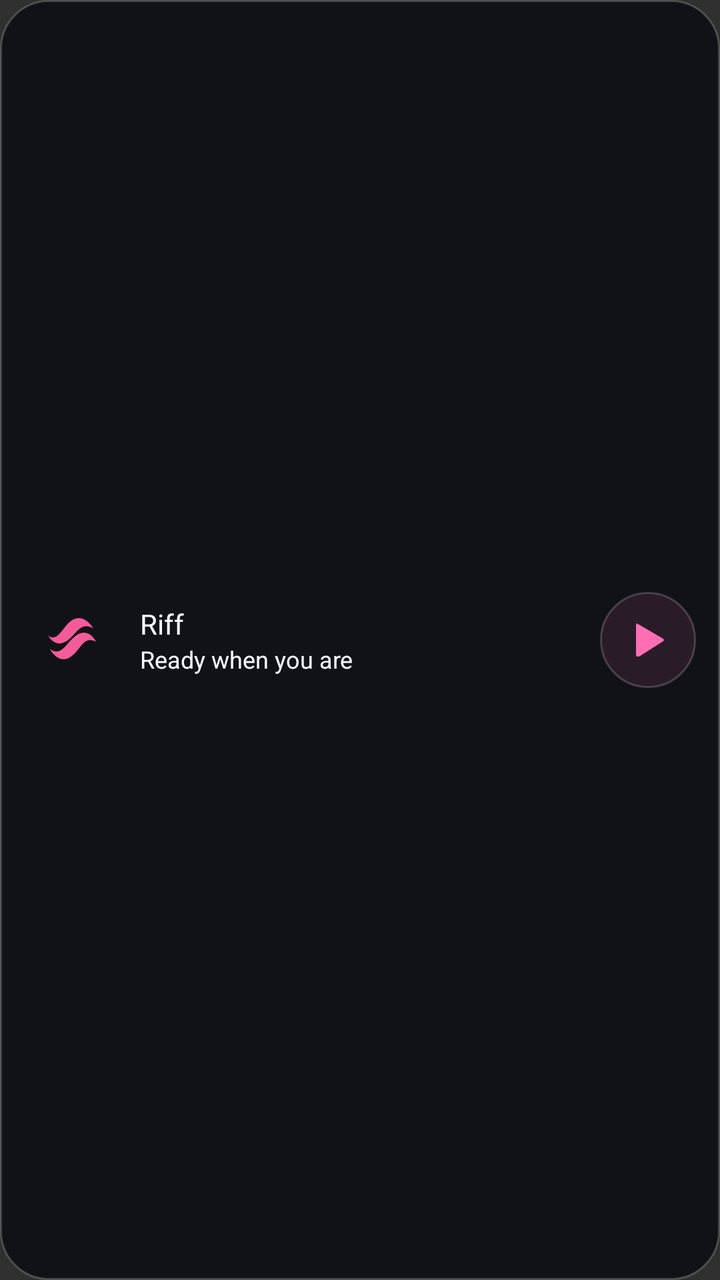
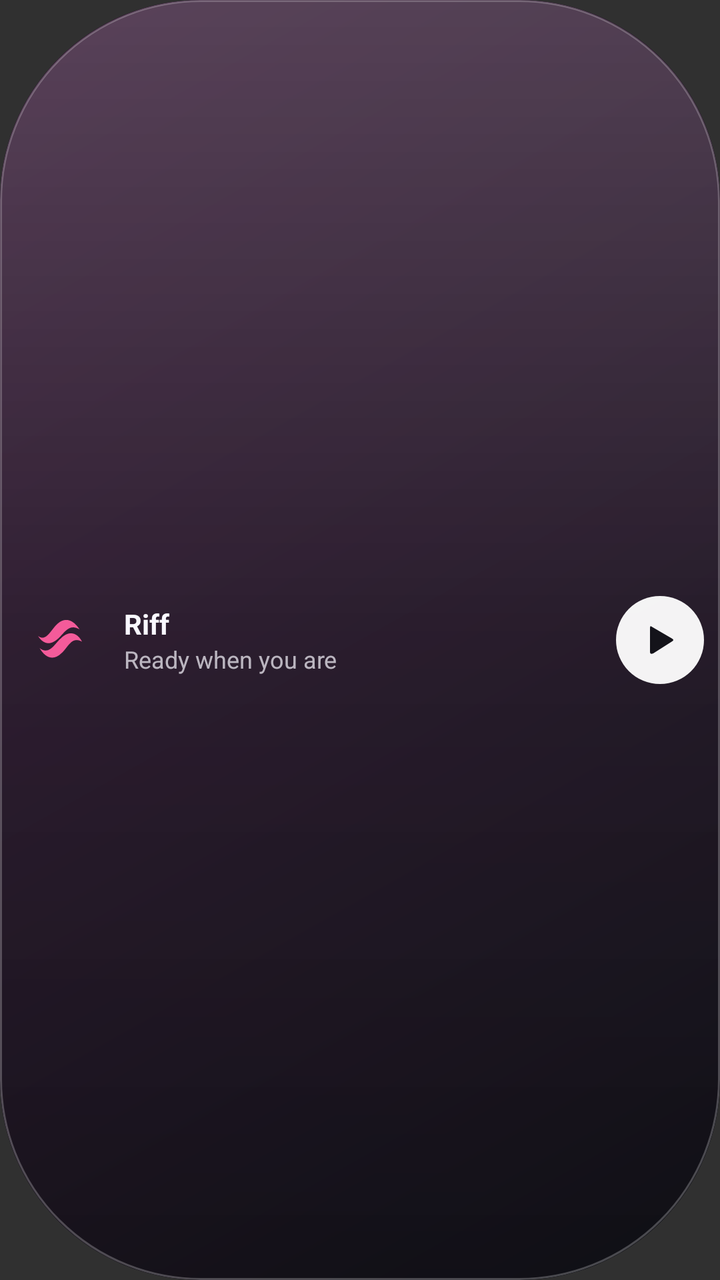

An Android layout rendered at two revisions. The XML below is the earlier revision; the diff shows what the commit changed to produce the second picture.
<!-- AndroidManifest.xml: application theme android:Theme.Material.NoActionBar -->
<!-- res/layout/widget_compact.xml -->
<LinearLayout xmlns:android="http://schemas.android.com/apk/res/android" android:id="@+id/widget_root" android:layout_width="match_parent" android:layout_height="match_parent" android:orientation="horizontal" android:gravity="center" android:padding="12dp" android:background="@drawable/widget_background"><ImageView android:id="@+id/widget_art" android:layout_width="48dp" android:layout_height="48dp" android:scaleType="centerCrop" android:contentDescription="@string/widget_artwork" android:src="@drawable/ic_launcher_foreground" /><LinearLayout android:layout_width="0dp" android:layout_height="wrap_content" android:layout_weight="1" android:orientation="vertical" android:paddingHorizontal="10dp"><TextView android:id="@+id/widget_title" android:layout_width="match_parent" android:layout_height="wrap_content" android:text="@string/app_name" android:textColor="#F9F8FF" android:textSize="14sp" android:gravity="start" android:maxLines="1" android:ellipsize="end" /><TextView android:id="@+id/widget_artist" android:layout_width="match_parent" android:layout_height="wrap_content" android:text="@string/ready_when_you_are" android:textColor="#F9F8FF" android:textSize="12sp" android:gravity="start" android:maxLines="1" android:ellipsize="end" /></LinearLayout><ImageButton android:id="@+id/widget_toggle" android:layout_width="48dp" android:layout_height="48dp" android:background="@drawable/widget_button" android:padding="10dp" android:src="@drawable/widget_toggle" android:contentDescription="@string/widget_toggle" /></LinearLayout>
<!-- resources referenced by this layout -->
<resources>
  <!-- drawable ic_launcher_foreground (drawable) -->
  <?xml version="1.0" encoding="utf-8"?>
  <vector xmlns:android="http://schemas.android.com/apk/res/android"
      android:width="108dp"
      android:height="108dp"
      android:viewportWidth="108"
      android:viewportHeight="108">
      <path
          android:fillColor="#F45B9A"
          android:pathData="M27,49 C37,57 43,41 51,34 C61,25 71,30 78,41 C66,34 61,43 53,51 C43,61 34,60 27,49 Z M29,64 C41,73 47,59 55,52 C66,41 76,46 81,56 C68,49 64,63 56,70 C46,80 36,76 29,64 Z" />
  </vector>
  <!-- drawable widget_background (drawable) -->
  <shape xmlns:android="http://schemas.android.com/apk/res/android"><solid android:color="#F2101117"/><corners android:radius="24dp"/><stroke android:width="1dp" android:color="#30FFFFFF"/></shape>
  <!-- drawable widget_button (drawable) -->
  <shape xmlns:android="http://schemas.android.com/apk/res/android"><solid android:color="#1AFF6DB2"/><corners android:radius="24dp"/><stroke android:width="1dp" android:color="#30FFFFFF"/></shape>
  <!-- drawable widget_toggle (drawable) -->
  <vector xmlns:android="http://schemas.android.com/apk/res/android" android:width="24dp" android:height="24dp" android:viewportWidth="24" android:viewportHeight="24"><path android:fillColor="#FF6DB2" android:pathData="M7,4Q6,3 6,5L6,19Q6,21 8,20L19,13Q21,12 19,11Z"/></vector>
  <string name="app_name">Riff</string>
  <string name="ready_when_you_are">Ready when you are</string>
  <string name="widget_artwork">Open Riff</string>
  <string name="widget_toggle">Play or pause</string>
</resources>

<!-- the commit's change to res/layout/widget_compact.xml (unified diff, before → after) -->
@@ -1 +1 @@
-<LinearLayout xmlns:android="http://schemas.android.com/apk/res/android" android:id="@+id/widget_root" android:layout_width="match_parent" android:layout_height="match_parent" android:orientation="horizontal" android:gravity="center" android:padding="12dp" android:background="@drawable/widget_background"><ImageView android:id="@+id/widget_art" android:layout_width="48dp" android:layout_height="48dp" android:scaleType="centerCrop" android:contentDescription="@string/widget_artwork" android:src="@drawable/ic_launcher_foreground" /><LinearLayout android:layout_width="0dp" android:layout_height="wrap_content" android:layout_weight="1" android:orientation="vertical" android:paddingHorizontal="10dp"><TextView android:id="@+id/widget_title" android:layout_width="match_parent" android:layout_height="wrap_content" android:text="@string/app_name" android:textColor="#F9F8FF" android:textSize="14sp" android:gravity="start" android:maxLines="1" android:ellipsize="end" /><TextView android:id="@+id/widget_artist" android:layout_width="match_parent" android:layout_height="wrap_content" android:text="@string/ready_when_you_are" android:textColor="#F9F8FF" android:textSize="12sp" android:gravity="start" android:maxLines="1" android:ellipsize="end" /></LinearLayout><ImageButton android:id="@+id/widget_toggle" android:layout_width="48dp" android:layout_height="48dp" android:background="@drawable/widget_button" android:padding="10dp" android:src="@drawable/widget_toggle" android:contentDescription="@string/widget_toggle" /></LinearLayout>
+<FrameLayout xmlns:android="http://schemas.android.com/apk/res/android" android:id="@+id/widget_root" android:layout_width="match_parent" android:layout_height="match_parent" android:background="@drawable/widget_pill" android:clipToOutline="true"><ImageView android:id="@+id/widget_backdrop" android:layout_width="match_parent" android:layout_height="match_parent" android:scaleType="centerCrop" android:src="@drawable/widget_backdrop_idle" android:importantForAccessibility="no"/><LinearLayout android:layout_width="match_parent" android:layout_height="match_parent" android:orientation="horizontal" android:gravity="center_vertical" android:paddingHorizontal="8dp" android:background="@drawable/widget_glass_sheen_pill"><ImageView android:id="@+id/widget_art" android:layout_width="44dp" android:layout_height="44dp" android:scaleType="centerCrop" android:contentDescription="@string/widget_artwork" android:src="@drawable/ic_launcher_foreground" /><LinearLayout android:layout_width="0dp" android:layout_height="wrap_content" android:layout_weight="1" android:orientation="vertical" android:paddingHorizontal="10dp"><TextView android:id="@+id/widget_title" android:layout_width="match_parent" android:layout_height="wrap_content" android:text="@string/app_name" android:textColor="#F9F8FF" android:textSize="14sp" android:maxLines="1" android:ellipsize="end" android:textStyle="bold" /><TextView android:id="@+id/widget_artist" android:layout_width="match_parent" android:layout_height="wrap_content" android:text="@string/ready_when_you_are" android:textColor="#B3F9F8FF" android:textSize="12sp" android:maxLines="1" android:ellipsize="end" /></LinearLayout><ImageButton android:id="@+id/widget_toggle" android:layout_width="44dp" android:layout_height="44dp" android:background="@drawable/widget_play_button" android:padding="12dp" android:scaleType="fitCenter" android:src="@drawable/widget_toggle" android:contentDescription="@string/widget_toggle" /></LinearLayout></FrameLayout>
<!-- resource entries referenced after the edit -->
@@ -11,12 +11,16 @@
           android:fillColor="#F45B9A"
           android:pathData="M27,49 C37,57 43,41 51,34 C61,25 71,30 78,41 C66,34 61,43 53,51 C43,61 34,60 27,49 Z M29,64 C41,73 47,59 55,52 C66,41 76,46 81,56 C68,49 64,63 56,70 C46,80 36,76 29,64 Z" />
   </vector>
-  <!-- drawable widget_background (drawable) -->
-  <shape xmlns:android="http://schemas.android.com/apk/res/android"><solid android:color="#F2101117"/><corners android:radius="24dp"/><stroke android:width="1dp" android:color="#30FFFFFF"/></shape>
-  <!-- drawable widget_button (drawable) -->
-  <shape xmlns:android="http://schemas.android.com/apk/res/android"><solid android:color="#1AFF6DB2"/><corners android:radius="24dp"/><stroke android:width="1dp" android:color="#30FFFFFF"/></shape>
+  <!-- drawable widget_backdrop_idle (drawable) -->
+  <shape xmlns:android="http://schemas.android.com/apk/res/android"><gradient android:angle="315" android:startColor="#3A1E3A" android:endColor="#101117"/></shape>
+  <!-- drawable widget_glass_sheen_pill (drawable) -->
+  <shape xmlns:android="http://schemas.android.com/apk/res/android"><gradient android:angle="270" android:startColor="#29FFFFFF" android:centerColor="#05FFFFFF" android:endColor="#26000000"/><stroke android:width="1dp" android:color="#3DFFFFFF"/><corners android:radius="100dp"/></shape>
+  <!-- drawable widget_pill (drawable) -->
+  <shape xmlns:android="http://schemas.android.com/apk/res/android"><solid android:color="#F2101117"/><corners android:radius="100dp"/></shape>
+  <!-- drawable widget_play_button (drawable) -->
+  <shape xmlns:android="http://schemas.android.com/apk/res/android" android:shape="oval"><solid android:color="#F2FFFFFF"/></shape>
   <!-- drawable widget_toggle (drawable) -->
-  <vector xmlns:android="http://schemas.android.com/apk/res/android" android:width="24dp" android:height="24dp" android:viewportWidth="24" android:viewportHeight="24"><path android:fillColor="#FF6DB2" android:pathData="M7,4Q6,3 6,5L6,19Q6,21 8,20L19,13Q21,12 19,11Z"/></vector>
+  <vector xmlns:android="http://schemas.android.com/apk/res/android" android:width="24dp" android:height="24dp" android:viewportWidth="24" android:viewportHeight="24"><path android:fillColor="#14131A" android:pathData="M7,4Q6,3 6,5L6,19Q6,21 8,20L19,13Q21,12 19,11Z"/></vector>
   <string name="app_name">Riff</string>
   <string name="ready_when_you_are">Ready when you are</string>
   <string name="widget_artwork">Open Riff</string>
